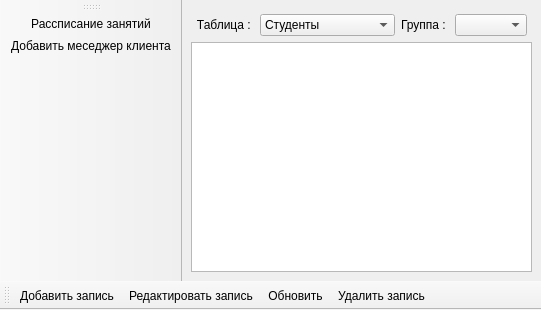
Before: the Qt Designer form clients_subsystem/rii/ui/DataBaseForm.ui in Mukudori/IntellectualDialogueSystem, drawn with Qt 5.
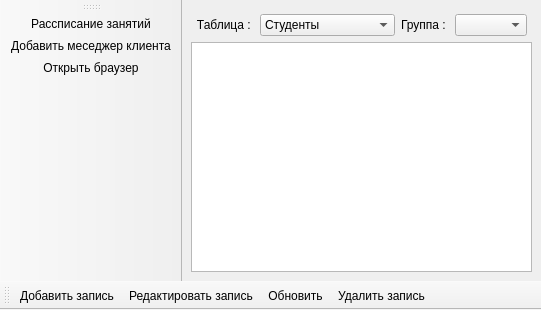
After: the same form once the commit is applied. Icons and pictures are not drawn.

Commit message: Работа над новостями (редактирование и браузер)

```diff
--- a/clients_subsystem/rii/ui/DataBaseForm.ui
+++ b/clients_subsystem/rii/ui/DataBaseForm.ui
@@ -6,7 +6,7 @@
    <rect>
     <x>0</x>
     <y>0</y>
-    <width>457</width>
+    <width>459</width>
     <height>310</height>
    </rect>
   </property>
@@ -146,6 +146,7 @@
    </attribute>
    <addaction name="actTimeTable"/>
    <addaction name="act_AddClient"/>
+   <addaction name="act_Browser"/>
   </widget>
   <action name="addRecord">
    <property name="icon">
@@ -231,6 +232,18 @@
     <string>Добавить меседжер клиента</string>
    </property>
   </action>
+  <action name="act_Browser">
+   <property name="icon">
+    <iconset>
+     <normaloff>../../../pics/browser.png</normaloff>../../../pics/browser.png</iconset>
+   </property>
+   <property name="text">
+    <string>Открыть браузер</string>
+   </property>
+   <property name="toolTip">
+    <string>Открыть браузер</string>
+   </property>
+  </action>
  </widget>
  <resources/>
  <connections/>
```
The commit also changes 26 other files.
